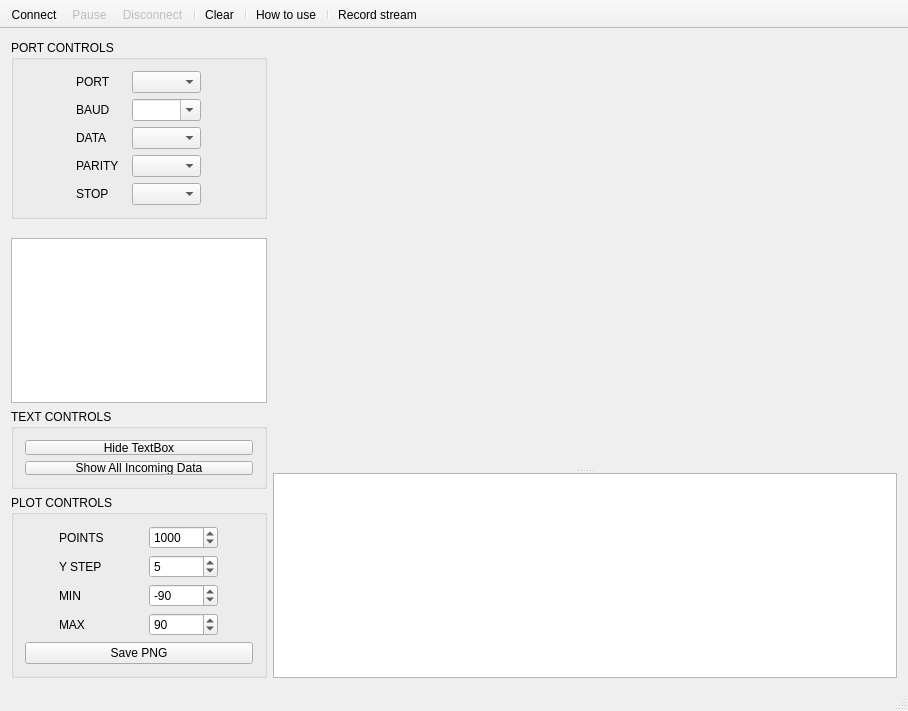
Old version of the form mainwindow.ui in the repository CieNTi/serial_port_plotter.
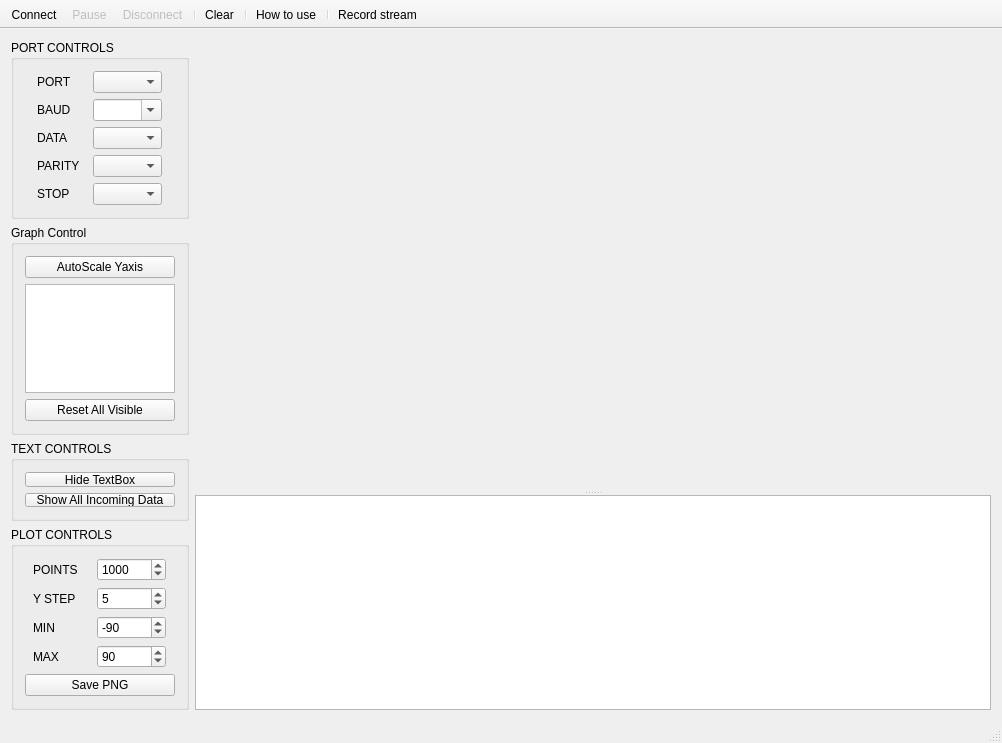
New version of the form. Icons and pictures are not drawn. Custom widgets are drawn as their Qt base class.

```diff
--- a/mainwindow.ui
+++ b/mainwindow.ui
@@ -6,8 +6,8 @@
    <rect>
     <x>0</x>
     <y>0</y>
-    <width>908</width>
-    <height>711</height>
+    <width>1002</width>
+    <height>743</height>
    </rect>
   </property>
   <property name="minimumSize">
@@ -254,6 +254,25 @@
        </spacer>
       </item>
       <item>
+       <widget class="QGroupBox" name="verticalGroupBox">
+        <property name="title">
+         <string>Graph Control</string>
+        </property>
+        <layout class="QVBoxLayout" name="verticalLayout_2">
+         <item>
+          <widget class="QPushButton" name="pushButton_AutoScale">
+           <property name="sizeIncrement">
+            <size>
+             <width>0</width>
+             <height>8</height>
+            </size>
+           </property>
+           <property name="text">
+            <string>AutoScale Yaxis</string>
+           </property>
+          </widget>
+         </item>
+         <item>
        <widget class="QListView" name="listView_Channels">
         <property name="sizePolicy">
          <sizepolicy hsizetype="Minimum" vsizetype="Expanding">
@@ -263,19 +282,50 @@
         </property>
         <property name="minimumSize">
          <size>
+             <width>0</width>
+             <height>0</height>
+            </size>
+           </property>
+           <property name="maximumSize">
+            <size>
           <width>150</width>
-          <height>0</height>
-         </size>
-        </property>
+             <height>16777215</height>
+            </size>
+           </property>
+           <property name="layoutDirection">
+            <enum>Qt::LeftToRight</enum>
+           </property>
+           <property name="autoScroll">
+            <bool>false</bool>
+           </property>
         <property name="editTriggers">
          <set>QAbstractItemView::NoEditTriggers</set>
         </property>
+           <property name="textElideMode">
+            <enum>Qt::ElideMiddle</enum>
+           </property>
+           <property name="resizeMode">
+            <enum>QListView::Adjust</enum>
+           </property>
+           <property name="modelColumn">
+            <number>0</number>
+           </property>
         <property name="selectionRectVisible">
          <bool>true</bool>
         </property>
        </widget>
       </item>
       <item>
+          <widget class="QPushButton" name="pushButton_ResetVisible">
+           <property name="text">
+            <string>Reset All Visible</string>
+           </property>
+          </widget>
+         </item>
+        </layout>
+       </widget>
+      </item>
+      <item>
        <widget class="QGroupBox" name="gridGroupBox">
         <property name="minimumSize">
          <size>
@@ -548,14 +598,23 @@
       <item row="1" column="0">
        <widget class="QSplitter" name="splitter">
         <property name="sizePolicy">
-         <sizepolicy hsizetype="Expanding" vsizetype="Expanding">
+         <sizepolicy hsizetype="Expanding" vsizetype="MinimumExpanding">
           <horstretch>0</horstretch>
           <verstretch>0</verstretch>
          </sizepolicy>
         </property>
+        <property name="frameShape">
+         <enum>QFrame::NoFrame</enum>
+        </property>
         <property name="orientation">
          <enum>Qt::Vertical</enum>
         </property>
+        <property name="opaqueResize">
+         <bool>true</bool>
+        </property>
+        <property name="handleWidth">
+         <number>5</number>
+        </property>
         <property name="childrenCollapsible">
          <bool>false</bool>
         </property>
@@ -583,7 +642,7 @@
          <property name="minimumSize">
           <size>
            <width>0</width>
-           <height>50</height>
+           <height>150</height>
           </size>
          </property>
         </widget>
```
Lines whose indentation alone changed are shown as unchanged.
